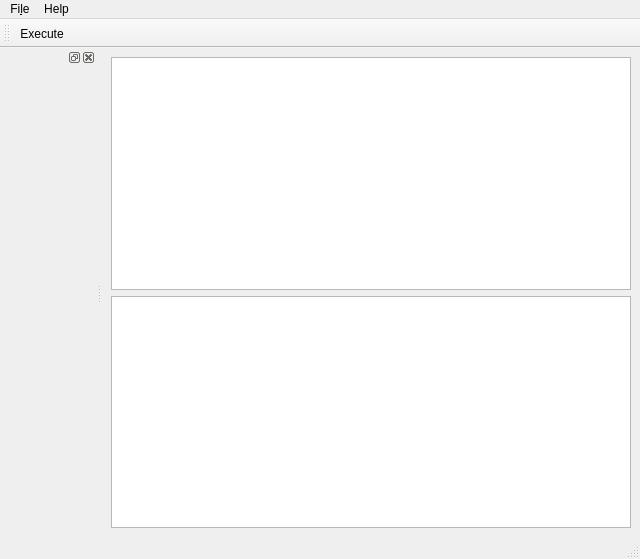
MaciekTalaska/PatriciaSQL, file patriciasql_main.ui: the form before one commit.
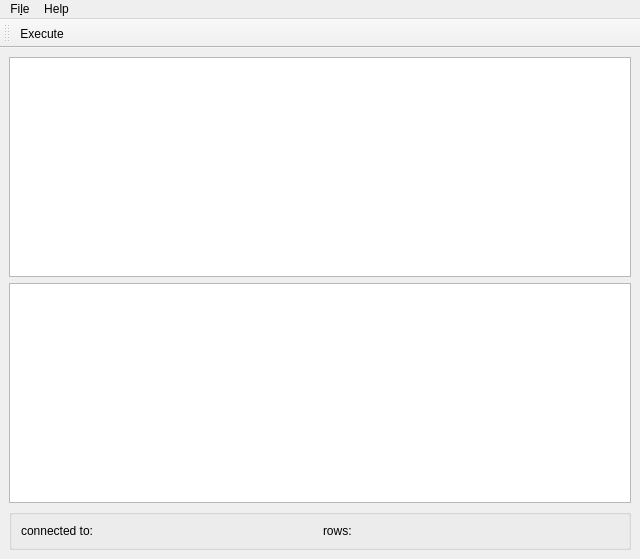
The form after the commit.

Commit message: connection status + rows returned info added

```diff
--- a/patriciasql_main.ui
+++ b/patriciasql_main.ui
@@ -20,6 +20,12 @@
    <string>MainWindow</string>
   </property>
   <widget class="QWidget" name="centralwidget">
+   <property name="sizePolicy">
+    <sizepolicy hsizetype="Preferred" vsizetype="Preferred">
+     <horstretch>0</horstretch>
+     <verstretch>0</verstretch>
+    </sizepolicy>
+   </property>
    <layout class="QVBoxLayout" name="verticalLayout_2">
     <item>
      <widget class="QPlainTextEdit" name="sqlEditorArea">
@@ -40,6 +46,41 @@
     <item>
      <widget class="QTableView" name="tableView"/>
     </item>
+    <item>
+     <widget class="QGroupBox" name="groupBox">
+      <property name="minimumSize">
+       <size>
+        <width>0</width>
+        <height>40</height>
+       </size>
+      </property>
+      <property name="title">
+       <string/>
+      </property>
+      <property name="flat">
+       <bool>true</bool>
+      </property>
+      <property name="checkable">
+       <bool>false</bool>
+      </property>
+      <layout class="QHBoxLayout" name="horizontalLayout_2">
+       <item>
+        <widget class="QLabel" name="lbldb">
+         <property name="text">
+          <string>connected to:</string>
+         </property>
+        </widget>
+       </item>
+       <item>
+        <widget class="QLabel" name="lblstatus">
+         <property name="text">
+          <string>rows:</string>
+         </property>
+        </widget>
+       </item>
+      </layout>
+     </widget>
+    </item>
    </layout>
   </widget>
   <widget class="QMenuBar" name="menubar">
@@ -70,19 +111,6 @@
    <addaction name="menusomething"/>
    <addaction name="menuHelp"/>
   </widget>
-  <widget class="QStatusBar" name="statusbar"/>
-  <widget class="QDockWidget" name="dockWidget">
-   <property name="minimumSize">
-    <size>
-     <width>96</width>
-     <height>50</height>
-    </size>
-   </property>
-   <attribute name="dockWidgetArea">
-    <number>1</number>
-   </attribute>
-   <widget class="QWidget" name="dockWidgetContents"/>
-  </widget>
   <widget class="QToolBar" name="toolBar">
    <property name="minimumSize">
     <size>
```
Left out of the diff: 11 changed lines with no effect on the pictures. The commit also changes 2 other files.
